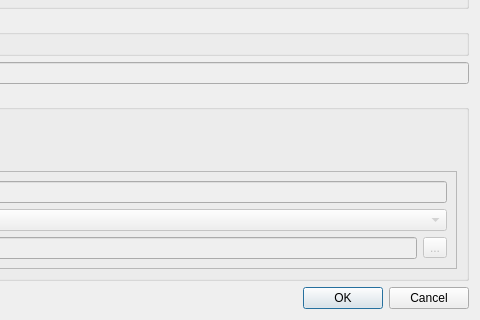
The window that src/providers/virtual/qgsvirtuallayersourceselectbase.ui (qgis/QGIS) describes before a commit, drawn with Qt 5; both pictures show x 426 to 906 and y 341 to 661 of the 906 by 661 pixel window.
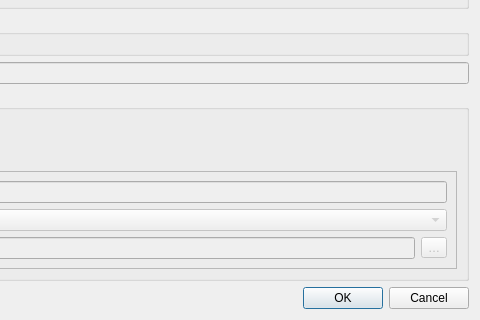
The same window after the commit. Custom widgets are drawn as their Qt base class.

Diff of the .ui file:
```diff
--- a/src/providers/virtual/qgsvirtuallayersourceselectbase.ui
+++ b/src/providers/virtual/qgsvirtuallayersourceselectbase.ui
@@ -314,7 +314,7 @@
              <item>
               <widget class="QToolButton" name="mBrowseCRSBtn">
                <property name="text">
-                <string>...</string>
+                <string>…</string>
                </property>
               </widget>
              </item>
```
